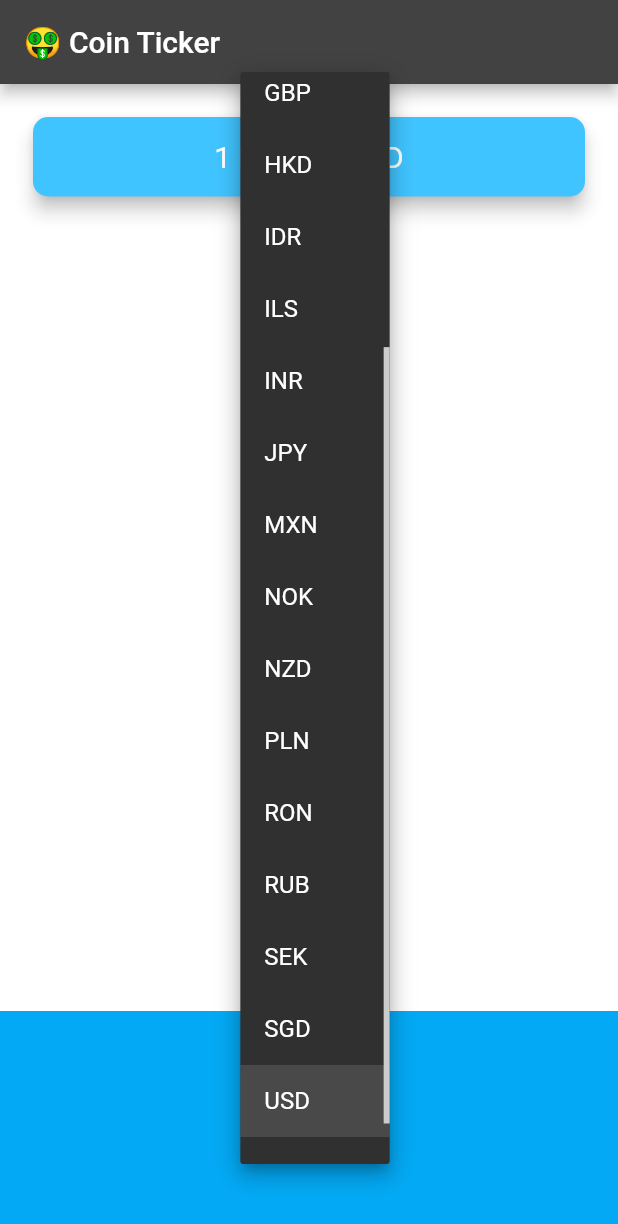
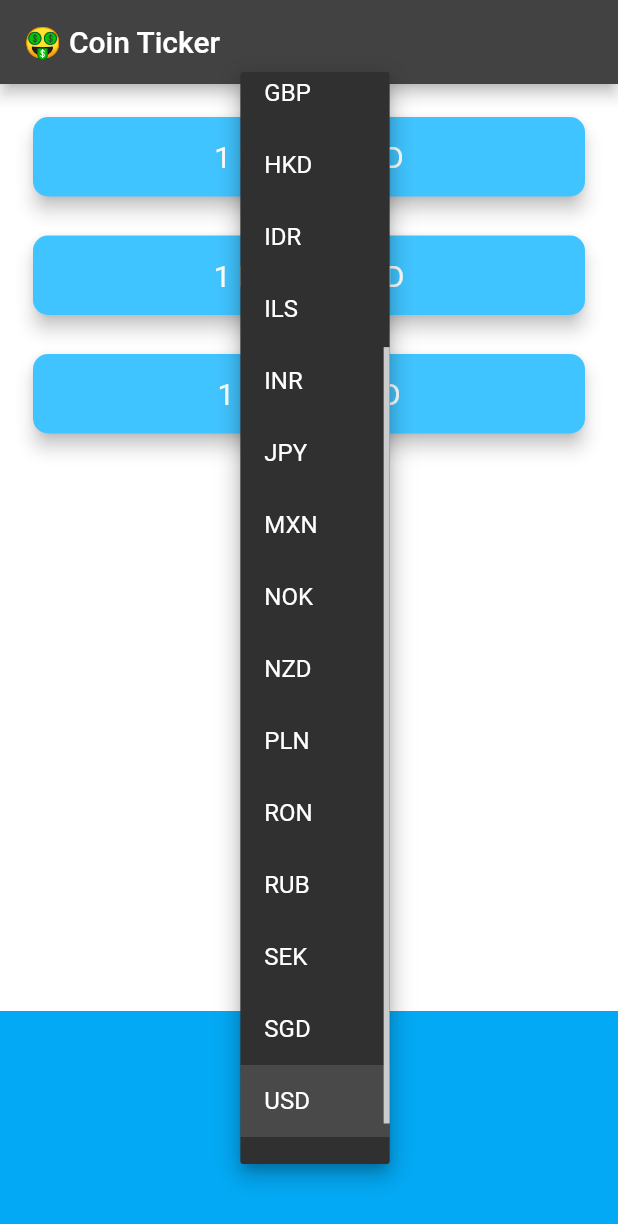
Before and after one commit to UlugbekYarkinov/bitcoin_ticker, a Flutter app: the screen it shows after launch, after a tap on "USD", on a phone screen of 412 x 824 dp. Shown: the top 1224 px of the screen. Run offline on Flutter 3.47's test engine with Material 2 defaults, Android fonts, the phone set to English and light mode, and no system bars; network calls fail.

Commit message:
other crypto currencies added

```diff
--- a/lib/coin_data.dart
+++ b/lib/coin_data.dart
@@ -36,14 +36,21 @@ const String apiLink = 'https://rest.coinapi.io/v1/exchangerate';
 const String apikey = 'apikey=525151C8-E7B6-42B0-AAF3-118A7A492563';
 
 class CoinData {
-  Future<double> getCoinData(String selectedCurrency) async {
-    http.Response response = await http.get(Uri.parse("$apiLink/BTC/$selectedCurrency?$apikey"));
+  Future<Map<String, String>> getCoinData(String selectedCurrency) async {
+    Map<String, String> cryptoPrice = {};
 
-    if(response.statusCode == 200) {
-      var data = jsonDecode(response.body);
-      return data['rate'];
-    } else {
-      throw 'The response failed';
+    for(String crypto in cryptoList) {
+      http.Response response = await http.get(Uri.parse("$apiLink/$crypto/$selectedCurrency?$apikey"));
+
+      if(response.statusCode == 200) {
+        var data = jsonDecode(response.body);
+        double lastPrice =  data['rate'];
+
+        cryptoPrice[crypto] = lastPrice.toStringAsFixed(2);
+      } else {
+        throw 'The response failed';
+      }
     }
+    return cryptoPrice;
   }
 }
--- /dev/null
+++ b/lib/crypto_card.dart
@@ -0,0 +1,39 @@
+import 'package:flutter/material.dart';
+
+class CryptoCard extends StatelessWidget {
+  const CryptoCard({
+    Key? key,
+    required this.cryptoLabel,
+    required this.bitcoinValue,
+    required this.selectedCurrency,
+  }) : super(key: key);
+
+  final String cryptoLabel;
+  final String bitcoinValue;
+  final String selectedCurrency;
+
+  @override
+  Widget build(BuildContext context) {
+    return Padding(
+      padding: const EdgeInsets.fromLTRB(18.0, 18.0, 18.0, 0),
+      child: Card(
+        color: Colors.lightBlueAccent,
+        elevation: 5.0,
+        shape: RoundedRectangleBorder(
+          borderRadius: BorderRadius.circular(10.0),
+        ),
+        child: Padding(
+          padding: const EdgeInsets.symmetric(vertical: 15.0, horizontal: 28.0),
+          child: Text(
+            '1 $cryptoLabel = $bitcoinValue $selectedCurrency',
+            textAlign: TextAlign.center,
+            style: const TextStyle(
+              fontSize: 20.0,
+              color: Colors.white,
+            ),
+          ),
+        ),
+      ),
+    );
+  }
+}
--- a/lib/price_screen.dart
+++ b/lib/price_screen.dart
@@ -1,3 +1,4 @@
+import 'package:bitcoin_ticker/crypto_card.dart';
 import 'package:flutter/material.dart';
 import 'package:bitcoin_ticker/coin_data.dart';
 import 'package:flutter/cupertino.dart';
@@ -10,7 +11,8 @@ class PriceScreen extends StatefulWidget {
 
 class _PriceScreenState extends State<PriceScreen> {
   String _selectedCurrency = 'USD';
-  String bitcoinValue = '?';
+  Map<String, String> cryptoCurrencies = {};
+  bool isWaiting = true;
 
   DropdownButton getAndroidDropdown() {
     List<DropdownMenuItem<String>> dropdownItems = [];
@@ -49,9 +51,11 @@ class _PriceScreenState extends State<PriceScreen> {
 
   void getData() async {
     try {
-      double coinData = await CoinData().getCoinData(_selectedCurrency);
+      Map<String, String> coinsData = await CoinData().getCoinData(_selectedCurrency);
+      isWaiting = false;
+
       setState(() {
-        bitcoinValue = coinData.toStringAsFixed(2);
+        cryptoCurrencies = coinsData;
       });
     } catch(e) {
       print(e);
@@ -74,26 +78,25 @@ class _PriceScreenState extends State<PriceScreen> {
         mainAxisAlignment: MainAxisAlignment.spaceBetween,
         crossAxisAlignment: CrossAxisAlignment.stretch,
         children: <Widget>[
-          Padding(
-            padding: const EdgeInsets.fromLTRB(18.0, 18.0, 18.0, 0),
-            child: Card(
-              color: Colors.lightBlueAccent,
-              elevation: 5.0,
-              shape: RoundedRectangleBorder(
-                borderRadius: BorderRadius.circular(10.0),
+          Column(
+            crossAxisAlignment: CrossAxisAlignment.stretch,
+            children: [
+              CryptoCard(
+                cryptoLabel: 'BTC',
+                bitcoinValue: isWaiting ? '?' : cryptoCurrencies['BTC']!,
+                selectedCurrency: _selectedCurrency,
               ),
-              child: Padding(
-                padding: const EdgeInsets.symmetric(vertical: 15.0, horizontal: 28.0),
-                child: Text(
-                  '1 BTC = $bitcoinValue $_selectedCurrency',
-                  textAlign: TextAlign.center,
-                  style: const TextStyle(
-                    fontSize: 20.0,
-                    color: Colors.white,
-                  ),
-                ),
+              CryptoCard(
+                cryptoLabel: 'ETH',
+                bitcoinValue: isWaiting ? '?' : cryptoCurrencies['ETH']!,
+                selectedCurrency: _selectedCurrency,
               ),
-            ),
+              CryptoCard(
+                cryptoLabel: 'LTC',
+                bitcoinValue: isWaiting ? '?' : cryptoCurrencies['LTC']!,
+                selectedCurrency: _selectedCurrency,
+              ),
+            ],
           ),
           Container(
             height: 150.0,
```
